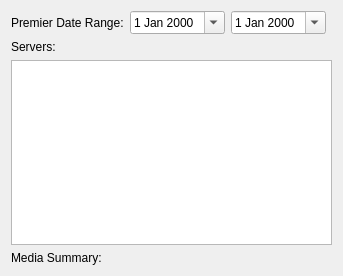
towel42-com/EmbySync, file UI/MissingEpisodes.ui: the form before one commit.
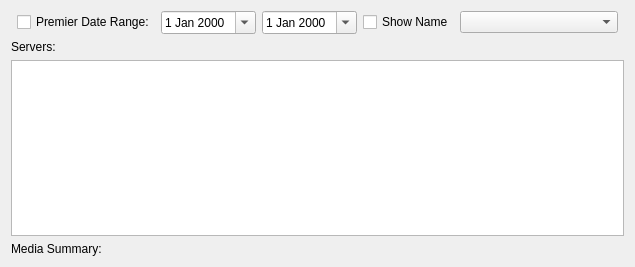
The form after the commit.

Commit message: Sort media data after loading, enable filter by show name for missing episodes

Diff of the .ui file:
```diff
--- a/UI/MissingEpisodes.ui
+++ b/UI/MissingEpisodes.ui
@@ -6,8 +6,8 @@
    <rect>
     <x>0</x>
     <y>0</y>
-    <width>343</width>
-    <height>276</height>
+    <width>611</width>
+    <height>267</height>
    </rect>
   </property>
   <property name="windowTitle">
@@ -21,21 +21,14 @@
      </property>
      <widget class="QWidget" name="layoutWidget">
       <layout class="QGridLayout" name="gridLayout">
-       <item row="0" column="1" colspan="2">
+       <item row="0" column="2" colspan="2">
         <widget class="QDateEdit" name="minPremiereDate">
          <property name="calendarPopup">
           <bool>true</bool>
          </property>
         </widget>
        </item>
-       <item row="1" column="0" colspan="5">
-        <widget class="QLabel" name="serversLabel">
-         <property name="text">
-          <string>Servers:</string>
-         </property>
-        </widget>
-       </item>
-       <item row="2" column="0" colspan="5">
+       <item row="2" column="0" colspan="8">
         <widget class="QTreeView" name="servers">
          <property name="alternatingRowColors">
           <bool>true</bool>
@@ -45,14 +38,21 @@
          </property>
         </widget>
        </item>
-       <item row="0" column="0">
-        <widget class="QLabel" name="label">
+       <item row="0" column="5">
+        <widget class="QCheckBox" name="searchByShowName">
          <property name="text">
-          <string>Premier Date Range:</string>
+          <string>Show Name</string>
          </property>
         </widget>
        </item>
        <item row="0" column="4">
+        <widget class="QDateEdit" name="maxPremiereDate">
+         <property name="calendarPopup">
+          <bool>true</bool>
+         </property>
+        </widget>
+       </item>
+       <item row="0" column="7">
         <spacer name="horizontalSpacer">
          <property name="orientation">
           <enum>Qt::Horizontal</enum>
@@ -65,7 +65,14 @@
          </property>
         </spacer>
        </item>
-       <item row="3" column="0" colspan="5">
+       <item row="0" column="1">
+        <widget class="QCheckBox" name="searchByDate">
+         <property name="text">
+          <string>Premier Date Range:</string>
+         </property>
+        </widget>
+       </item>
+       <item row="3" column="0" colspan="8">
         <widget class="QLabel" name="mediaSummaryLabel">
          <property name="sizePolicy">
           <sizepolicy hsizetype="Preferred" vsizetype="Maximum">
@@ -78,10 +85,20 @@
          </property>
         </widget>
        </item>
-       <item row="0" column="3">
-        <widget class="QDateEdit" name="maxPremiereDate">
-         <property name="calendarPopup">
-          <bool>true</bool>
+       <item row="1" column="0" colspan="8">
+        <widget class="QLabel" name="serversLabel">
+         <property name="text">
+          <string>Servers:</string>
+         </property>
+        </widget>
+       </item>
+       <item row="0" column="6">
+        <widget class="QComboBox" name="shows">
+         <property name="sizeAdjustPolicy">
+          <enum>QComboBox::AdjustToContents</enum>
+         </property>
+         <property name="placeholderText">
+          <string>Shows Must Be Loaded</string>
          </property>
         </widget>
        </item>
```
The commit also changes 8 other files.
